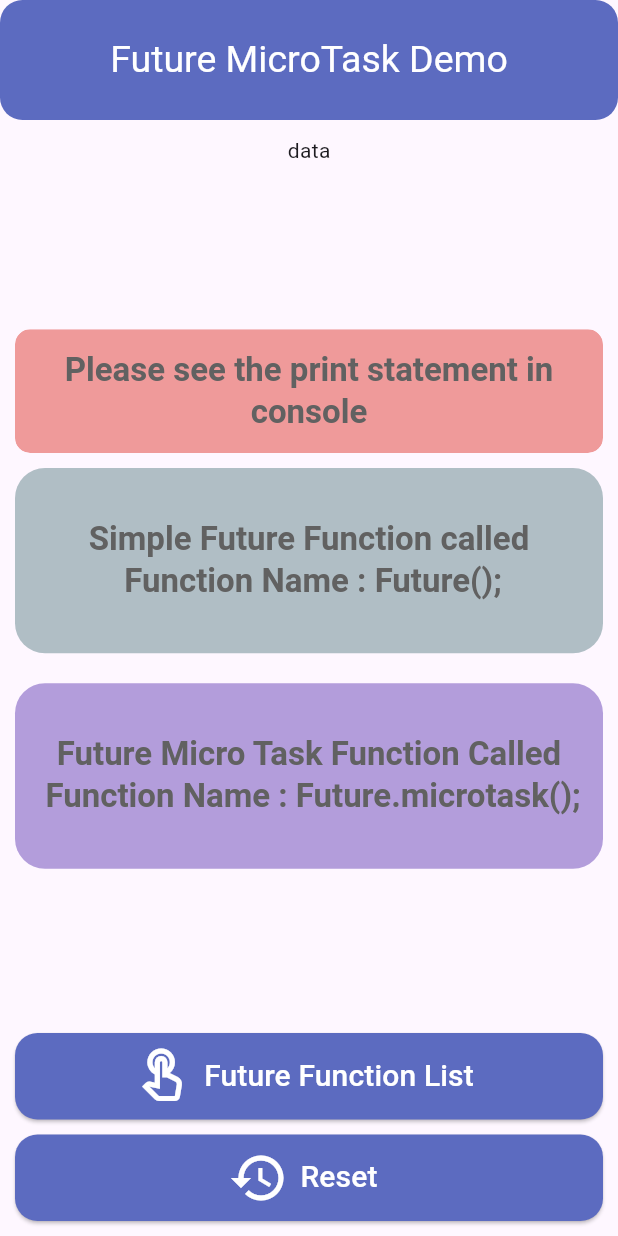
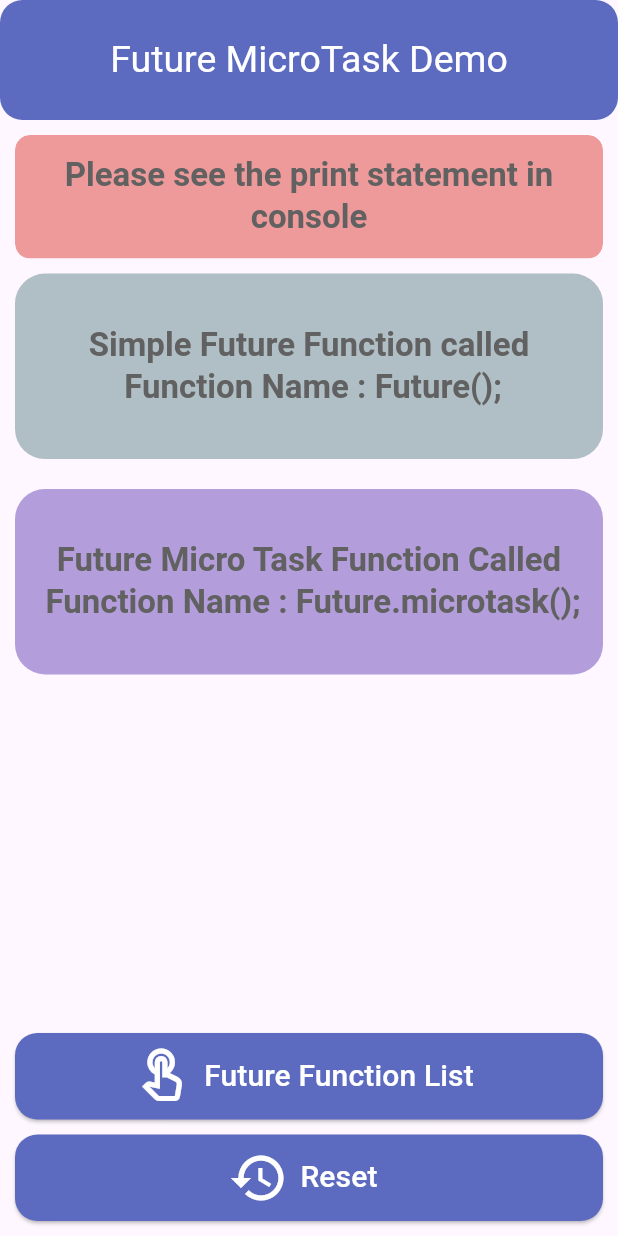
Before and after one commit to Dhruvvachheta1304/future_microtask_app, a Flutter app: the screen it shows after launch, after a tap on "Future Function List", on a phone screen of 412 x 824 dp. Run offline on Flutter 3.47's test engine with Material 3 defaults, Android fonts, the phone set to English and light mode, and no system bars; our stand-ins replace gap, get.

Commit message:
home commit to vert

```diff
--- a/lib/controller/home_view_controller.dart
+++ b/lib/controller/home_view_controller.dart
@@ -11,7 +11,6 @@ class HomeViewController extends GetxController {
   bool get futureMicroTask => _futureMicrotask.value;
 
   void futureFunction() async {
-    print('object');
     // Second Priority
     Future(() {
       _simpleFuture.value = true;
--- a/lib/screens/home_view.dart
+++ b/lib/screens/home_view.dart
@@ -44,7 +44,6 @@ class _HomeViewState extends State<HomeView> {
           mainAxisAlignment: MainAxisAlignment.spaceBetween,
           crossAxisAlignment: CrossAxisAlignment.center,
           children: [
-            Text('data'),
             Obx(
               () => Container(
                 alignment: Alignment.center,
```
